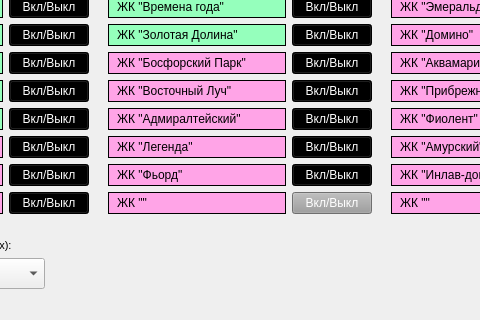
Before: the Qt Designer form design_2.ui in gorod-old/DesktopIntervalParser, drawn with Qt 5; both pictures show x 185 to 665 and y 544 to 864 of the 1133 by 864 pixel window.
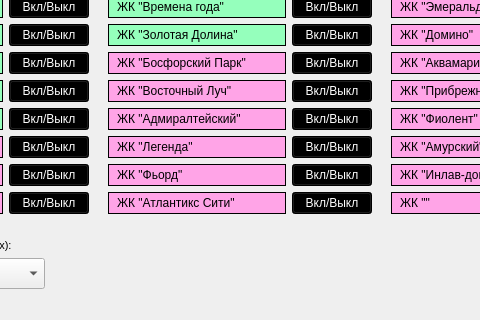
After: the same form once the commit is applied.

What changed in the file:
```diff
--- a/design_2.ui
+++ b/design_2.ui
@@ -1368,14 +1368,14 @@
 border: 1px solid;</string>
             </property>
             <property name="text">
-             <string>ЖК &quot;&quot;</string>
+             <string>ЖК &quot;Атлантикс Сити&quot;</string>
             </property>
            </widget>
           </item>
           <item>
            <widget class="QPushButton" name="siteButton_38">
             <property name="styleSheet">
-             <string notr="true">background-color: rgb(156, 156, 156);
+             <string notr="true">background-color: rgb(0, 0, 0);
 color: rgb(255, 255, 255);</string>
             </property>
             <property name="text">
```
